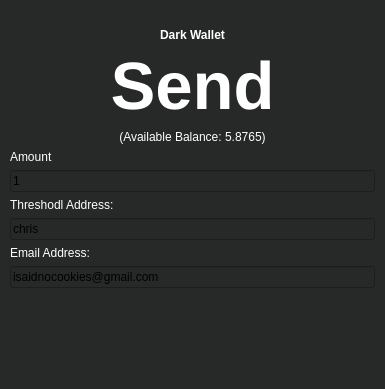
This is ThresHoDLApp/darksendview.ui in isaidnocookies/Threshodl-Wallet as Qt 5 draws it before an edit; both pictures show x 0 to 385 and y 0 to 389 of the 385 by 687 pixel window. The edited form follows.
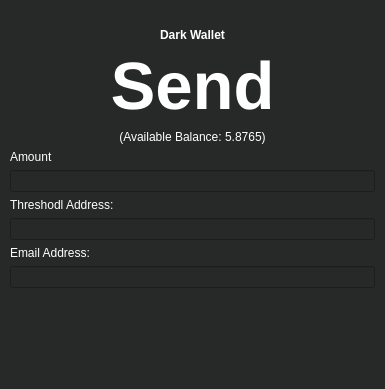
This is the edited form. Icons and pictures are not drawn.

```diff
--- a/ThresHoDLApp/darksendview.ui
+++ b/ThresHoDLApp/darksendview.ui
@@ -127,7 +127,7 @@
      <item>
       <widget class="QLineEdit" name="amountLineEdit">
        <property name="text">
-        <string>1</string>
+        <string/>
        </property>
       </widget>
      </item>
@@ -144,7 +144,7 @@
      <item>
       <widget class="QLineEdit" name="addressLineEdit">
        <property name="text">
-        <string>chris</string>
+        <string/>
        </property>
       </widget>
      </item>
@@ -161,7 +161,7 @@
      <item>
       <widget class="QLineEdit" name="emailAddressLineEdit">
        <property name="text">
-        <string>isaidnocookies@gmail.com</string>
+        <string/>
        </property>
       </widget>
      </item>
```
Left out of the diff: 6 changed lines with no effect on the pictures.
